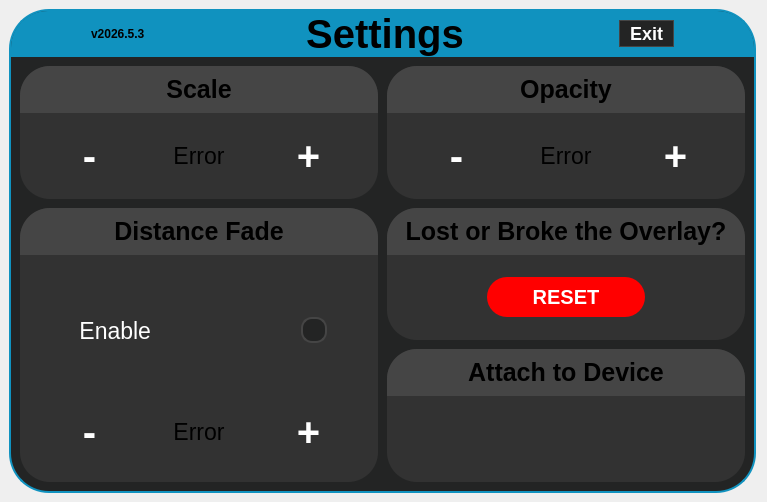
Old version of the form src/userinterface/panicdashboard.ui in the repository Trixxle/SeamenPerformanceOverlay.
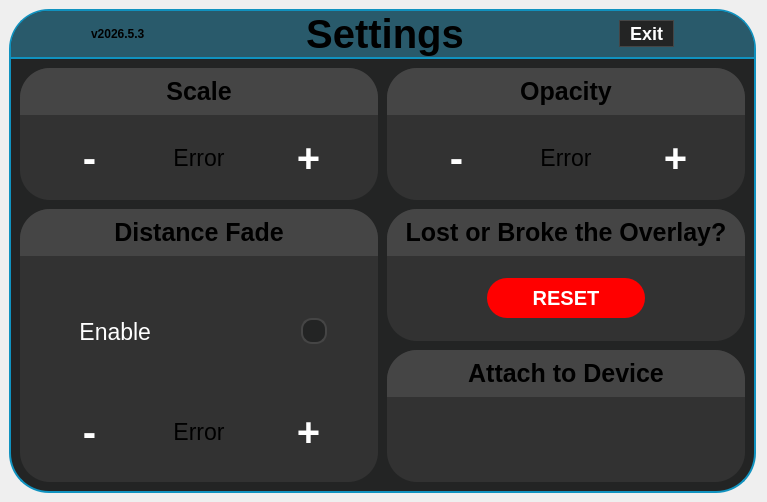
New version of the form. Icons and pictures are not drawn.

```diff
--- a/src/userinterface/panicdashboard.ui
+++ b/src/userinterface/panicdashboard.ui
@@ -35,13 +35,14 @@
 	font-weight: bold;
 }
 
-/* --- Top Blue Header --- */
+/* --- Top Header --- */
 #TitleFrame {
-    background-color: rgb(16, 146, 191); 
+    background-color: #295A6B;
     border-top-left-radius: 37px;
     border-top-right-radius: 37px;
     border-bottom-left-radius: 0px;
     border-bottom-right-radius: 0px;
+	border-bottom: 2px solid rgb(16, 146, 191);
 }
 
 #settingsTitle {
@@ -287,6 +288,12 @@
            <property name="alignment">
             <set>Qt::AlignmentFlag::AlignCenter</set>
            </property>
+           <property name="wordWrap">
+            <bool>false</bool>
+           </property>
+           <property name="margin">
+            <number>0</number>
+           </property>
           </widget>
          </item>
          <item>
```
Left out of the diff: 8 changed lines with no effect on the pictures.
